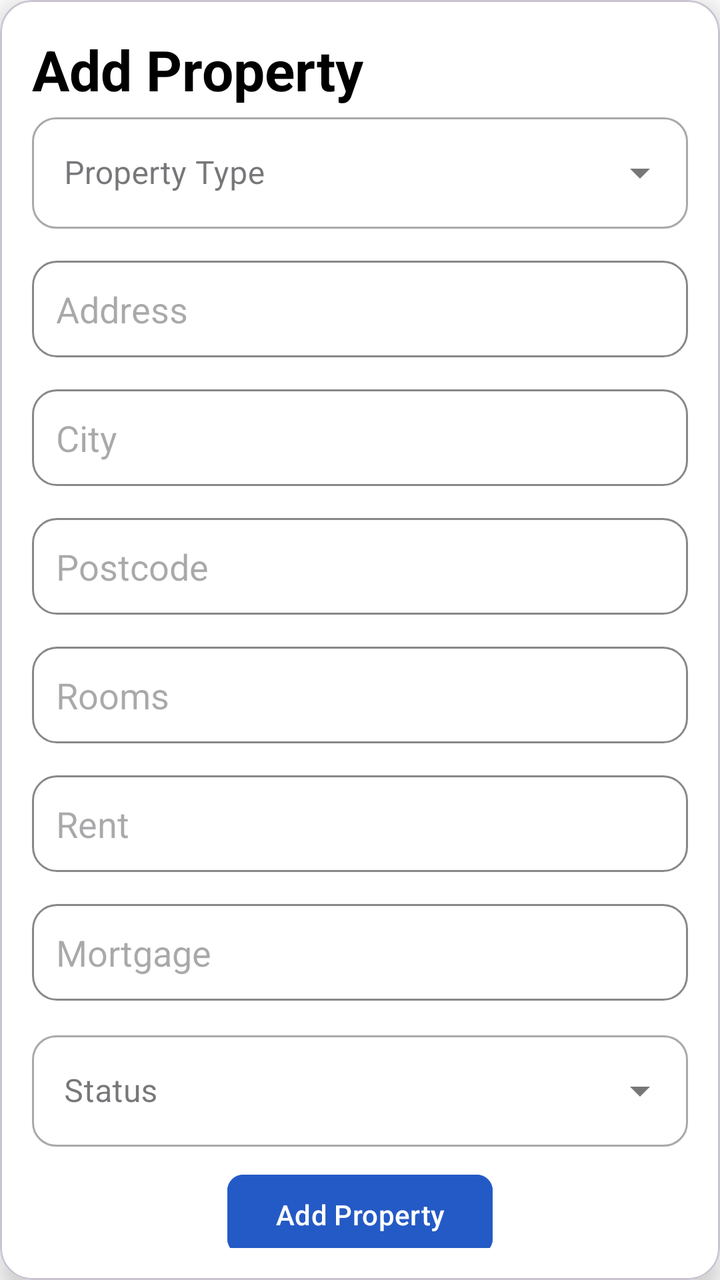
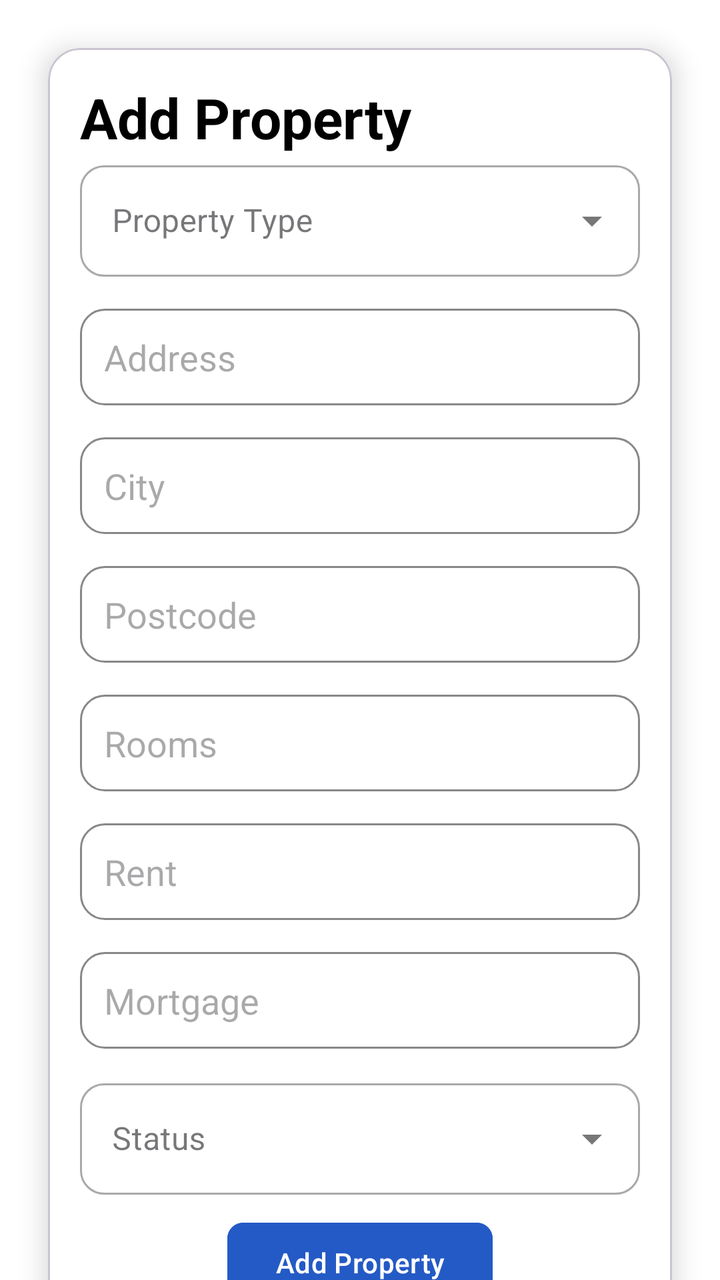

The first picture is an Android layout as it rendered before a commit; the second is the same layout after the commit. The layout source and the unified diff follow.
<!-- AndroidManifest.xml: application theme Theme.ProbbyApp -->
<!-- res/layout/fragment_add_properties.xml -->
<?xml version="1.0" encoding="utf-8"?>
<com.google.android.material.card.MaterialCardView
    xmlns:android="http://schemas.android.com/apk/res/android"
    xmlns:app="http://schemas.android.com/apk/res-auto"
    xmlns:tools="http://schemas.android.com/tools"
    android:layout_width="match_parent"
    android:layout_height="wrap_content"
    android:layout_margin="24dp"
    app:cardCornerRadius="16dp"
    app:cardElevation="8dp"
    android:background="?attr/colorOnBackground"
    tools:context=".views.PropertyDetailsFragment"
    app:cardPreventCornerOverlap="false">

    <ScrollView
        android:layout_width="match_parent"
        android:layout_height="wrap_content"
        android:padding="16dp"
        android:background="?attr/colorOnBackground">
    <LinearLayout
        android:layout_width="match_parent"
        android:layout_height="wrap_content"
        android:orientation="vertical"
        android:background="?attr/colorOnBackground"
        >
    <TextView
        android:id="@+id/title"
        android:layout_width="wrap_content"
        android:layout_height="wrap_content"
        android:text="@string/add_property"
        android:textSize="28sp"
        android:textStyle="bold"
        app:layout_constraintEnd_toEndOf="parent"
        app:layout_constraintHorizontal_bias="0.498"
        app:layout_constraintStart_toStartOf="parent"
        app:layout_constraintTop_toTopOf="parent" />

        <com.google.android.material.textfield.TextInputLayout
            style="@style/Widget.MaterialComponents.TextInputLayout.OutlinedBox.ExposedDropdownMenu"
            android:layout_width="match_parent"
            android:layout_height="wrap_content"
            android:hint="@string/property_type"
            app:boxCornerRadiusBottomEnd="12dp"
            app:boxCornerRadiusBottomStart="12dp"
            app:boxCornerRadiusTopEnd="12dp"
            app:boxCornerRadiusTopStart="12dp">

            <AutoCompleteTextView
                android:id="@+id/pType"
                android:layout_width="match_parent"
                android:layout_height="wrap_content"
                android:inputType="none"
               />
        </com.google.android.material.textfield.TextInputLayout>

    <EditText
        android:id="@+id/address"
        android:layout_width="match_parent"
        android:layout_height="wrap_content"
        android:hint="Address"
        android:inputType="text"
        android:padding="12dp"
        android:background="@drawable/rounded_transparent"
        android:layout_marginTop="16dp"
        app:layout_constraintTop_toBottomOf="@id/pType"
        app:layout_constraintStart_toStartOf="parent"
        app:layout_constraintEnd_toEndOf="parent"/>
    <EditText
        android:id="@+id/city"
        android:layout_width="match_parent"
        android:layout_height="wrap_content"
        android:hint="@string/city"
        android:inputType="text"
        android:padding="12dp"
        android:background="@drawable/rounded_transparent"
        android:layout_marginTop="16dp"
        app:layout_constraintTop_toBottomOf="@id/address"
        app:layout_constraintStart_toStartOf="parent"
        app:layout_constraintEnd_toEndOf="parent"/>
    <EditText
        android:id="@+id/postcode"
        android:layout_width="match_parent"
        android:layout_height="wrap_content"
        android:hint="@string/postcode"
        android:inputType="text"
        android:padding="12dp"
        android:background="@drawable/rounded_transparent"
        android:layout_marginTop="16dp"
        app:layout_constraintTop_toBottomOf="@id/city"
        app:layout_constraintStart_toStartOf="parent"
        app:layout_constraintEnd_toEndOf="parent"/>
    <EditText
        android:id="@+id/rooms"
        android:layout_width="match_parent"
        android:layout_height="wrap_content"
        android:hint="@string/rooms"
        android:inputType="text"
        android:padding="12dp"
        android:background="@drawable/rounded_transparent"
        android:layout_marginTop="16dp"
        app:layout_constraintTop_toBottomOf="@id/postcode"
        app:layout_constraintStart_toStartOf="parent"
        app:layout_constraintEnd_toEndOf="parent"/>
    <EditText
        android:id="@+id/rent"
        android:layout_width="match_parent"
        android:layout_height="wrap_content"
        android:hint="@string/rent"
        android:inputType="text"
        android:padding="12dp"
        android:background="@drawable/rounded_transparent"
        android:layout_marginTop="16dp"
        app:layout_constraintTop_toBottomOf="@id/rooms"
        app:layout_constraintStart_toStartOf="parent"
        app:layout_constraintEnd_toEndOf="parent"/>
    <EditText
        android:id="@+id/mortgage"
        android:layout_width="match_parent"
        android:layout_height="wrap_content"
        android:hint="@string/mortgage"
        android:inputType="text"
        android:padding="12dp"
        android:background="@drawable/rounded_transparent"
        android:layout_marginTop="16dp"
        app:layout_constraintTop_toBottomOf="@id/rent"
        app:layout_constraintStart_toStartOf="parent"
        app:layout_constraintEnd_toEndOf="parent"/>

        <com.google.android.material.textfield.TextInputLayout
            style="@style/Widget.MaterialComponents.TextInputLayout.OutlinedBox.ExposedDropdownMenu"
            android:layout_width="match_parent"
            android:layout_height="wrap_content"
            android:hint="@string/status"
            android:layout_marginTop="12dp"
            app:boxCornerRadiusBottomEnd="12dp"
            app:boxCornerRadiusBottomStart="12dp"
            app:boxCornerRadiusTopEnd="12dp"
            app:boxCornerRadiusTopStart="12dp">

            <AutoCompleteTextView
                android:id="@+id/status"
                android:layout_width="match_parent"
                android:layout_height="wrap_content"
                android:inputType="none"
                 />
        </com.google.android.material.textfield.TextInputLayout>
    <Button
        android:id="@+id/btnSubmit"
        android:layout_width="wrap_content"
        android:layout_gravity="center_horizontal"
        android:layout_height="wrap_content"
        android:text="@string/add_property"
        android:layout_marginTop="10dp"
        app:cornerRadius="8dp"
        android:backgroundTint="?attr/colorPrimary"/>
    </LinearLayout>
    </ScrollView>
</com.google.android.material.card.MaterialCardView>
<!-- resources referenced by this layout -->
<resources>
  <!-- drawable rounded_transparent (drawable) -->
  <?xml version="1.0" encoding="utf-8"?>
      <shape xmlns:android="http://schemas.android.com/apk/res/android"
          android:shape="rectangle">
  
          
          <solid android:color="@android:color/transparent" />
  
          
          <stroke
              android:width="1dp"
              android:color="#888888" /> 
  
          
          <corners android:radius="12dp" />
  
      </shape>
  <string name="add_property">Add Property</string>
  <string name="city">City</string>
  <string name="mortgage">Mortgage</string>
  <string name="postcode">Postcode</string>
  <string name="property_type">Property Type</string>
  <string name="rent">Rent</string>
  <string name="rooms">Rooms</string>
  <string name="status">Status</string>
  <style name="Theme.ProbbyApp" parent="Theme.MaterialComponents.DayNight.DarkActionBar">
          
          <item name="colorPrimary">#245AC5</item>
          <item name="colorPrimaryVariant">#373738</item>
          <item name="colorOnPrimary">@color/white</item>
          
          <item name="colorSecondary">#454242</item>
          <item name="colorSecondaryVariant">@color/teal_700</item>
          <item name="colorOnSecondary">@color/black</item>
          
          <item name="android:statusBarColor">#245AC5</item>
          
      </style>
  <color name="white">#FFFFFFFF</color>
  <color name="teal_700">#FF018786</color>
  <color name="black">#FF000000</color>
</resources>

<!-- the commit's change to res/layout/fragment_add_properties.xml (unified diff, before → after) -->
@@ -1,4 +1,11 @@
 <?xml version="1.0" encoding="utf-8"?>
+<androidx.core.widget.NestedScrollView xmlns:android="http://schemas.android.com/apk/res/android"
+    xmlns:app="http://schemas.android.com/apk/res-auto"
+    xmlns:tools="http://schemas.android.com/tools"
+    android:layout_width="match_parent"
+    android:layout_height="match_parent"
+    android:fillViewport="true"
+    >
 <com.google.android.material.card.MaterialCardView
     xmlns:android="http://schemas.android.com/apk/res/android"
     xmlns:app="http://schemas.android.com/apk/res-auto"
@@ -156,3 +163,4 @@
     </LinearLayout>
     </ScrollView>
 </com.google.android.material.card.MaterialCardView>
+</androidx.core.widget.NestedScrollView>
